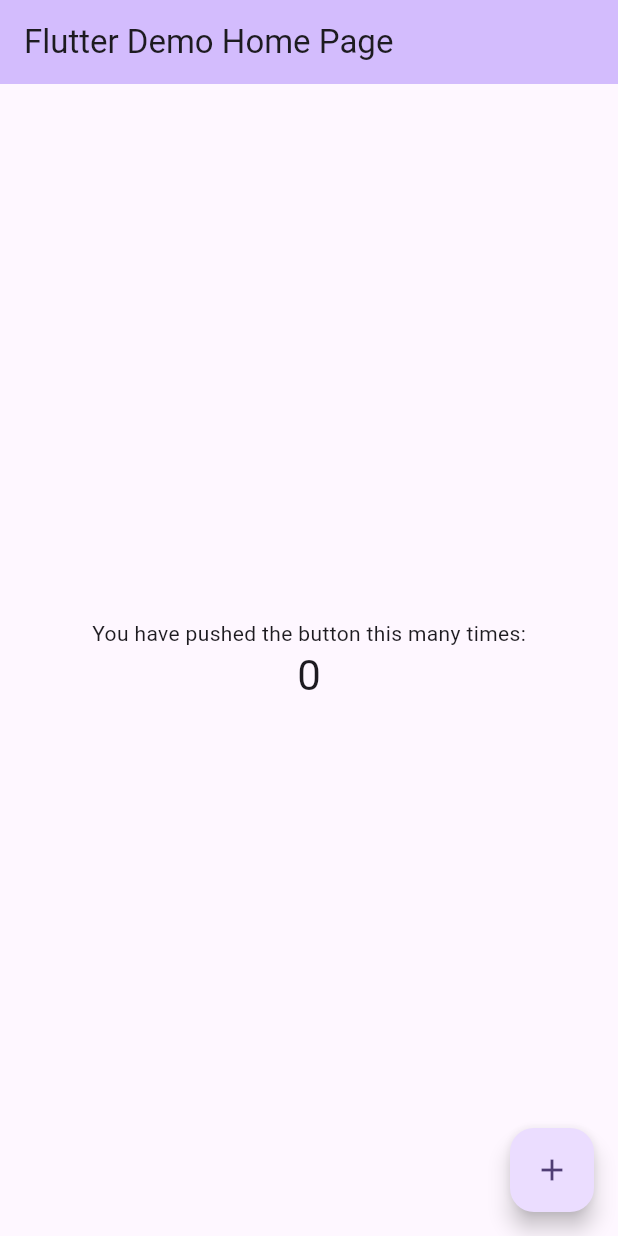
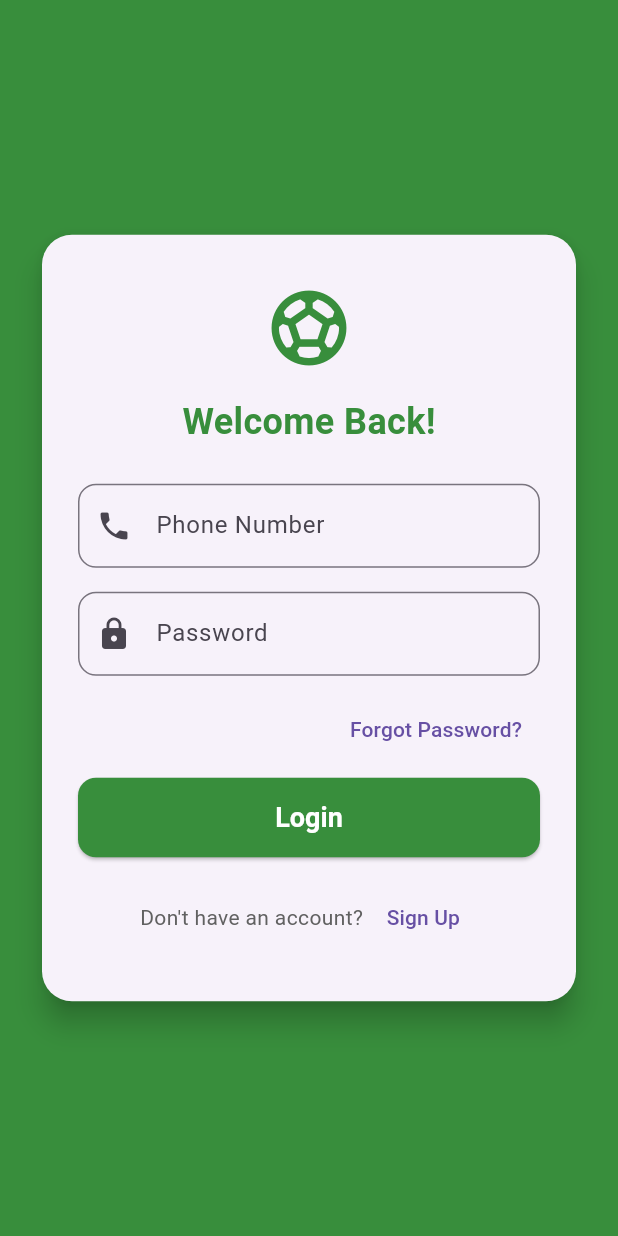
Before and after one commit to sabbir5959/VenueVista, a Flutter app: the screen it shows after launch, on a phone screen of 412 x 824 dp. Run offline on Flutter 3.47's test engine with Material 3 defaults, Android fonts, the phone set to English and light mode, and no system bars.

Commit message:
first commit

```diff
--- /dev/null
+++ b/lib/login_page.dart
@@ -0,0 +1,109 @@
+import 'package:flutter/material.dart';
+
+class LoginPage extends StatefulWidget {
+  const LoginPage({Key? key}) : super(key: key);
+
+  @override
+  State<LoginPage> createState() => _LoginPageState();
+}
+
+class _LoginPageState extends State<LoginPage> {
+  final TextEditingController _phoneController = TextEditingController();
+  final TextEditingController _passwordController = TextEditingController();
+
+  @override
+  void dispose() {
+    _phoneController.dispose();
+    _passwordController.dispose();
+    super.dispose();
+  }
+
+  @override
+  Widget build(BuildContext context) {
+    return Scaffold(
+      backgroundColor: Colors.green[700],
+      body: Center(
+        child: SingleChildScrollView(
+          child: Padding(
+            padding: const EdgeInsets.all(24.0),
+            child: Card(
+              shape: RoundedRectangleBorder(borderRadius: BorderRadius.circular(20)),
+              elevation: 8,
+              child: Padding(
+                padding: const EdgeInsets.symmetric(horizontal: 24, vertical: 32),
+                child: Column(
+                  mainAxisSize: MainAxisSize.min,
+                  children: [
+                    Icon(Icons.sports_soccer, size: 60, color: Colors.green[700]),
+                    SizedBox(height: 16),
+                    Text('Welcome Back!', style: TextStyle(fontSize: 24, fontWeight: FontWeight.bold, color: Colors.green[700])),
+                    SizedBox(height: 24),
+                    TextField(
+                      controller: _phoneController,
+                      keyboardType: TextInputType.phone,
+                      decoration: InputDecoration(
+                        labelText: 'Phone Number',
+                        prefixIcon: Icon(Icons.phone),
+                        border: OutlineInputBorder(borderRadius: BorderRadius.circular(12)),
+                      ),
+                    ),
+                    SizedBox(height: 16),
+                    TextField(
+                      controller: _passwordController,
+                      obscureText: true,
+                      decoration: InputDecoration(
+                        labelText: 'Password',
+                        prefixIcon: Icon(Icons.lock),
+                        border: OutlineInputBorder(borderRadius: BorderRadius.circular(12)),
+                      ),
+                    ),
+                    SizedBox(height: 12),
+                    Align(
+                      alignment: Alignment.centerRight,
+                      child: TextButton(
+                        onPressed: () {
+                          // TODO: Implement password recovery
+                        },
+                        child: Text('Forgot Password?'),
+                      ),
+                    ),
+                    SizedBox(height: 8),
+                    SizedBox(
+                      width: double.infinity,
+                      child: ElevatedButton(
+                        style: ElevatedButton.styleFrom(
+                          backgroundColor: Colors.green[700],
+                          foregroundColor: Colors.white,
+                          padding: EdgeInsets.symmetric(vertical: 16),
+                          textStyle: TextStyle(fontSize: 18, fontWeight: FontWeight.bold),
+                          shape: RoundedRectangleBorder(borderRadius: BorderRadius.circular(12)),
+                        ),
+                        onPressed: () {
+                          // TODO: Implement actual login logic
+                        },
+                        child: Text('Login'),
+                      ),
+                    ),
+                    SizedBox(height: 16),
+                    Row(
+                      mainAxisAlignment: MainAxisAlignment.center,
+                      children: [
+                        Text("Don't have an account? ", style: TextStyle(color: Colors.grey[700])),
+                        TextButton(
+                          onPressed: () {
+                            // TODO: Implement signup navigation
+                          },
+                          child: Text('Sign Up'),
+                        ),
+                      ],
+                    ),
+                  ],
+                ),
+              ),
+            ),
+          ),
+        ),
+      ),
+    );
+  }
+}
--- a/lib/main.dart
+++ b/lib/main.dart
@@ -1,4 +1,6 @@
 import 'package:flutter/material.dart';
+import 'landing_page.dart';
+import 'login_page.dart';
 
 void main() {
   runApp(const MyApp());
@@ -7,116 +9,12 @@
 class MyApp extends StatelessWidget {
   const MyApp({super.key});
 
-  // This widget is the root of your application.
   @override
   Widget build(BuildContext context) {
     return MaterialApp(
-      title: 'Flutter Demo',
-      theme: ThemeData(
-        // This is the theme of your application.
-        //
-        // TRY THIS: Try running your application with "flutter run". You'll see
-        // the application has a purple toolbar. Then, without quitting the app,
-        // try changing the seedColor in the colorScheme below to Colors.green
-        // and then invoke "hot reload" (save your changes or press the "hot
-        // reload" button in a Flutter-supported IDE, or press "r" if you used
-        // the command line to start the app).
-        //
-        // Notice that the counter didn't reset back to zero; the application
-        // state is not lost during the reload. To reset the state, use hot
-        // restart instead.
-        //
-        // This works for code too, not just values: Most code changes can be
-        // tested with just a hot reload.
-        colorScheme: ColorScheme.fromSeed(seedColor: Colors.deepPurple),
-      ),
-      home: const MyHomePage(title: 'Flutter Demo Home Page'),
+      debugShowCheckedModeBanner: false,
+      home: const LandingPage(),
+
     );
   }
 }
-
-class MyHomePage extends StatefulWidget {
-  const MyHomePage({super.key, required this.title});
-
-  // This widget is the home page of your application. It is stateful, meaning
-  // that it has a State object (defined below) that contains fields that affect
-  // how it looks.
-
-  // This class is the configuration for the state. It holds the values (in this
-  // case the title) provided by the parent (in this case the App widget) and
-  // used by the build method of the State. Fields in a Widget subclass are
-  // always marked "final".
-
-  final String title;
-
-  @override
-  State<MyHomePage> createState() => _MyHomePageState();
-}
-
-class _MyHomePageState extends State<MyHomePage> {
-  int _counter = 0;
-
-  void _incrementCounter() {
-    setState(() {
-      // This call to setState tells the Flutter framework that something has
-      // changed in this State, which causes it to rerun the build method below
-      // so that the display can reflect the updated values. If we changed
-      // _counter without calling setState(), then the build method would not be
-      // called again, and so nothing would appear to happen.
-      _counter++;
-    });
-  }
-
-  @override
-  Widget build(BuildContext context) {
-    // This method is rerun every time setState is called, for instance as done
-    // by the _incrementCounter method above.
-    //
-    // The Flutter framework has been optimized to make rerunning build methods
-    // fast, so that you can just rebuild anything that needs updating rather
-    // than having to individually change instances of widgets.
-    return Scaffold(
-      appBar: AppBar(
-        // TRY THIS: Try changing the color here to a specific color (to
-        // Colors.amber, perhaps?) and trigger a hot reload to see the AppBar
-        // change color while the other colors stay the same.
-        backgroundColor: Theme.of(context).colorScheme.inversePrimary,
-        // Here we take the value from the MyHomePage object that was created by
-        // the App.build method, and use it to set our appbar title.
-        title: Text(widget.title),
-      ),
-      body: Center(
-        // Center is a layout widget. It takes a single child and positions it
-        // in the middle of the parent.
-        child: Column(
-          // Column is also a layout widget. It takes a list of children and
-          // arranges them vertically. By default, it sizes itself to fit its
-          // children horizontally, and tries to be as tall as its parent.
-          //
-          // Column has various properties to control how it sizes itself and
-          // how it positions its children. Here we use mainAxisAlignment to
-          // center the children vertically; the main axis here is the vertical
-          // axis because Columns are vertical (the cross axis would be
-          // horizontal).
-          //
-          // TRY THIS: Invoke "debug painting" (choose the "Toggle Debug Paint"
-          // action in the IDE, or press "p" in the console), to see the
-          // wireframe for each widget.
-          mainAxisAlignment: MainAxisAlignment.center,
-          children: <Widget>[
-            const Text('You have pushed the button this many times:'),
-            Text(
-              '$_counter',
-              style: Theme.of(context).textTheme.headlineMedium,
-            ),
-          ],
-        ),
-      ),
-      floatingActionButton: FloatingActionButton(
-        onPressed: _incrementCounter,
-        tooltip: 'Increment',
-        child: const Icon(Icons.add),
-      ), // This trailing comma makes auto-formatting nicer for build methods.
-    );
-  }
-}
```
Also changed, not shown: lib/landing_page.dart (added, +85 -0 lines), 3 other files.
